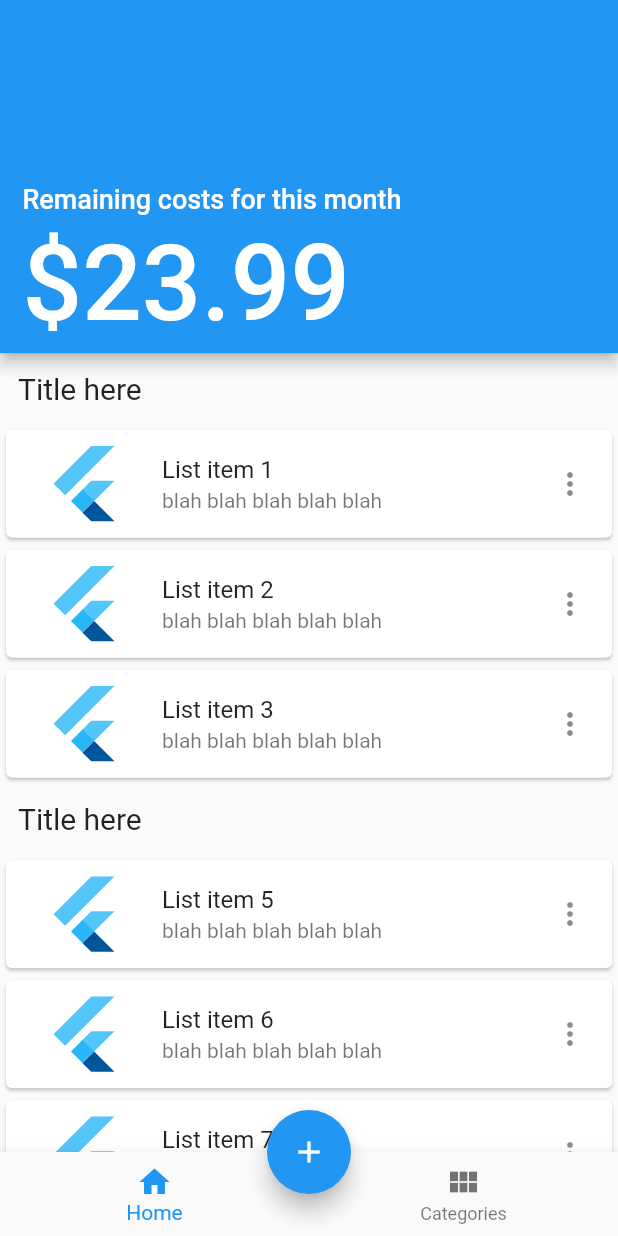
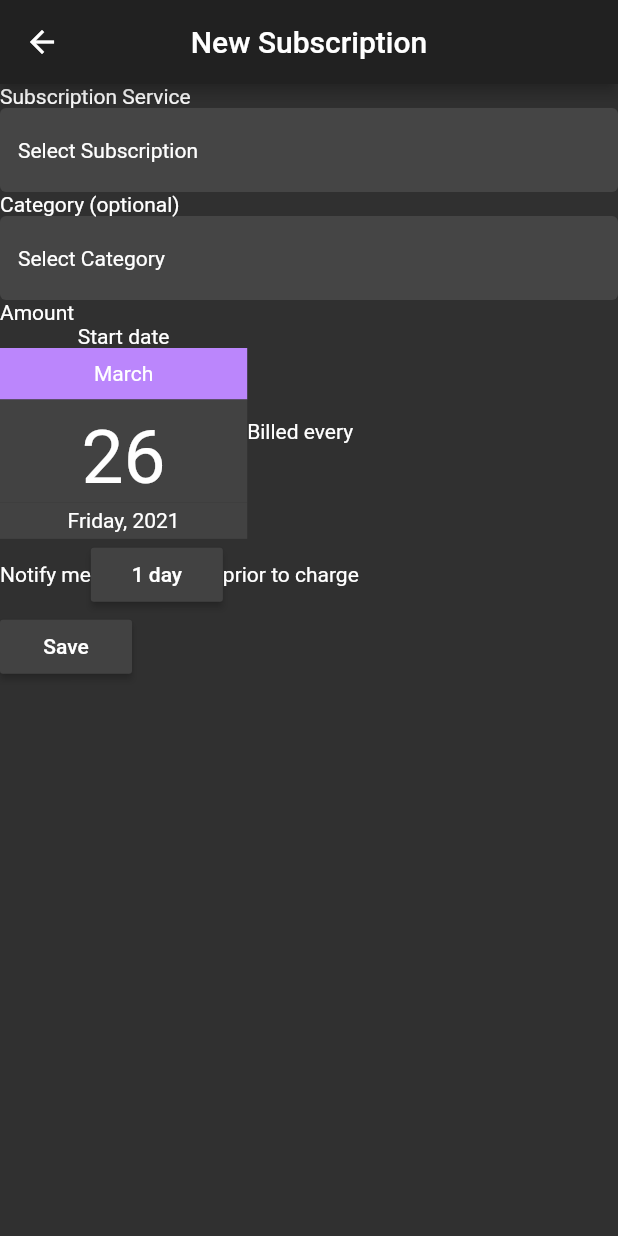
Before and after one commit to IanKirkham/subscription_manager, a Flutter app: the screen it shows after launch, after a tap on the "add" icon, on a phone screen of 412 x 824 dp. Run offline on Flutter 3.47's test engine with Material 2 defaults, Android fonts, the phone set to English and light mode, and no system bars; drawn by our look-alikes of dropdown_search.

Commit message:
Continued adding functionality to new_subscription page

```diff
--- a/lib/app.dart
+++ b/lib/app.dart
@@ -2,6 +2,7 @@ import 'package:flutter/material.dart';
 
 import 'screens/categories/categories.dart';
 import 'screens/home/home.dart';
+import 'screens/new_subscription/new_subscription.dart';
 import 'widgets/tab_item.dart';
 
 GlobalKey navBarGlobalKey = GlobalKey(debugLabel: 'bottomAppBar');
@@ -37,7 +38,15 @@ class _AppState extends State<App> {
           !await currentTab.navigatorKey.currentState.maybePop(),
       child: Scaffold(
         floatingActionButton: FloatingActionButton(
-          onPressed: () {},
+          onPressed: () {
+            // Navigator.push(
+            //   context,
+            //   MaterialPageRoute(
+            //     builder: (context) => NewSubscription(),
+            //   ),
+            // );
+            Navigator.of(context).push(_createRoute());
+          },
           tooltip: "New Subscription",
           child: Icon(Icons.add),
         ),
@@ -86,3 +95,21 @@ class _AppState extends State<App> {
         ),
       );
 }
+
+Route _createRoute() {
+  return PageRouteBuilder(
+    pageBuilder: (context, animation, secondaryAnimation) => NewSubscription(),
+    transitionsBuilder: (context, animation, secondaryAnimation, child) {
+      var begin = Offset(0.0, 1.0);
+      var end = Offset.zero;
+      var curve = Curves.ease;
+
+      var tween = Tween(begin: begin, end: end).chain(CurveTween(curve: curve));
+
+      return SlideTransition(
+        position: animation.drive(tween),
+        child: child,
+      );
+    },
+  );
+}
--- a/lib/main.dart
+++ b/lib/main.dart
@@ -17,21 +17,25 @@ class _MainState extends State<Main> {
     return MaterialApp(
       home: App(),
       theme: _theme(),
+      //theme: ThemeData.dark(),
     );
   }
 }
 
 ThemeData _theme() {
   return ThemeData(
+    colorScheme: ColorScheme.dark(),
+    accentColor: Color(0xFFBB86FC),
+    floatingActionButtonTheme: FloatingActionButtonThemeData(
+      foregroundColor: Colors.white,
+      backgroundColor: Color(0xFFBB86FC),
+    ),
     // primarySwatch: Colors.blue,
     // visualDensity: VisualDensity.adaptivePlatformDensity,
     // scaffoldBackgroundColor: Color(0xFF1F2C34),
     // bottomNavigationBarTheme: BottomNavigationBarThemeData(
-      //   backgroundColor: Color(0xFF2F3D46),
     //   selectedItemColor: Colors.white,
-      //   unselectedItemColor: Color(0xFF788388),
     //   showUnselectedLabels: true,
-      //   type: BottomNavigationBarType.fixed,
     //   elevation: 10,
     // ),
   );
--- /dev/null
+++ b/lib/models/listItem.dart
@@ -0,0 +1,18 @@
+import 'package:flutter/material.dart';
+
+class ListItem {
+  String name;
+  Icon icon;
+
+  ListItem({
+    @required this.name,
+    @required this.icon,
+  });
+
+  bool isEqual(ListItem model) {
+    return this?.name == model?.name;
+  }
+
+  @override
+  String toString() => name;
+}
--- /dev/null
+++ b/lib/models/subscription.dart
@@ -0,0 +1,13 @@
+import 'listItem.dart';
+
+class Subscription {
+  ListItem service;
+  String category;
+  double amount;
+  String currency;
+  String date; // change this to a date object or something?
+  String recurring;
+  int notify;
+  String subscriptionStart;
+  List<String> billingHistory;
+}
--- a/lib/screens/home/home.dart
+++ b/lib/screens/home/home.dart
@@ -1,4 +1,5 @@
 import 'package:flutter/material.dart';
+import 'package:subscription_manager/screens/subscription/subscription.dart';
 
 class Home extends StatelessWidget {
   @override
@@ -9,9 +10,9 @@ class Home extends StatelessWidget {
           physics: BouncingScrollPhysics(),
           slivers: [
             SliverAppBar(
-              snap: true,
+              //snap: true,
               forceElevated: true,
-              floating: true,
+              //floating: true,
               toolbarHeight: MediaQuery.of(context).size.height / 3.5,
               flexibleSpace: FlexibleSpaceBar(
                 centerTitle: false,
@@ -46,17 +47,45 @@ class Home extends StatelessWidget {
                   ),
                 );
               }
-
               return Card(
-                child: ListTile(
-                  onTap: () {
-                    Scaffold.of(context).showSnackBar(
-                        SnackBar(content: Text("Tapped item $index")));
-                  },
-                  leading: FlutterLogo(size: 72.0),
-                  title: Text("List item $index"),
-                  subtitle: Text("blah blah blah blah blah"),
-                  trailing: Icon(Icons.more_vert),
+                child: Container(
+                  height: MediaQuery.of(context).size.height / 10,
+                  child: Center(
+                    child: ListTile(
+                      onTap: () {
+                        // Scaffold.of(context).showSnackBar(
+                        //     SnackBar(content: Text("Tapped item $index")));
+                        Navigator.of(context).push(
+                          MaterialPageRoute(
+                            builder: (context) => SubscriptionView(),
+                          ),
+                        );
+                      },
+                      leading: FlutterLogo(size: 50.0),
+                      title: Text(
+                        "List item $index",
+                        style: TextStyle(fontSize: 18),
+                      ),
+                      //subtitle: Text("Billed on 3/18/21"),
+                      trailing: Column(
+                        mainAxisAlignment: MainAxisAlignment.center,
+                        crossAxisAlignment: CrossAxisAlignment.end,
+                        children: [
+                          Text(
+                            "\$9.99",
+                            style: TextStyle(fontSize: 18),
+                          ),
+                          SizedBox(height: 2),
+                          Text(
+                            "Billed on 3/18/21",
+                            style: TextStyle(
+                              fontSize: 16,
+                            ),
+                          ),
+                        ],
+                      ),
+                    ),
+                  ),
                 ),
               );
             })),
--- a/lib/screens/new_subscription/new_subscription.dart
+++ b/lib/screens/new_subscription/new_subscription.dart
@@ -0,0 +1,187 @@
+import 'package:dropdown_search/dropdown_search.dart';
+import 'package:flutter/material.dart';
+import 'package:intl/intl.dart';
+import 'package:subscription_manager/models/listItem.dart';
+
+class NewSubscription extends StatefulWidget {
+  @override
+  _NewSubscriptionState createState() => _NewSubscriptionState();
+}
+
+class _NewSubscriptionState extends State<NewSubscription> {
+  ListItem service;
+  ListItem category;
+  DateTime date;
+
+  _NewSubscriptionState() {
+    date = DateTime.now();
+  }
+
+  @override
+  Widget build(BuildContext context) {
+    return Scaffold(
+      appBar: AppBar(
+        centerTitle: true,
+        title: Text("New Subscription"),
+      ),
+      body: Column(
+        crossAxisAlignment: CrossAxisAlignment.start,
+        children: [
+          Text("Subscription Service"),
+          getDropdown(getServicesList(), "Subscription", service),
+          Text("Category (optional)"),
+          getDropdown(getCategoriesList(), "Category", category),
+          Text("Amount"),
+          Row(
+            children: [
+              Column(
+                children: [
+                  Text("Start date"),
+                  Container(
+                    width: MediaQuery.of(context).size.width / 2.5,
+                    child: Column(
+                      children: [
+                        Container(
+                          height: MediaQuery.of(context).size.height / 24,
+                          color: Color(0xFFBB86FC),
+                          child: Center(
+                              child: Text(DateFormat.MMMM().format(date))),
+                        ),
+                        Container(
+                          color: Color(0xFF424242),
+                          height: MediaQuery.of(context).size.height / 12,
+                          child: Align(
+                            alignment: Alignment.bottomCenter,
+                            child: Text(
+                              DateFormat.d().format(date),
+                              style: TextStyle(fontSize: 50),
+                            ),
+                          ),
+                        ),
+                        Container(
+                          color: Color(0xFF424242),
+                          height: MediaQuery.of(context).size.height / 34,
+                          child: Center(
+                            child: Text(DateFormat.EEEE().format(date) +
+                                ", " +
+                                DateFormat.y().format(date)),
+                          ),
+                        ),
+                      ],
+                    ),
+                  ),
+                ],
+              ),
+              Column(
+                children: [
+                  Text("Billed every"),
+                  Container(),
+                ],
+              ),
+            ],
+          ),
+          Row(
+            children: [
+              Text("Notify me"),
+              MaterialButton(
+                child: Text("1 day"),
+                onPressed: () {},
+                color: Color(0xFF424242),
+              ),
+              Text("prior to charge"),
+            ],
+          ),
+          MaterialButton(
+            child: Text("Save"),
+            onPressed: () {},
+            color: Color(0xFF424242),
+          ),
+        ],
+      ),
+    );
+  }
+
+  Container getDropdown(List<ListItem> items, String title, ListItem current) {
+    return Container(
+      //margin: EdgeInsets.all(12),
+      child: DropdownSearch<ListItem>(
+        showSelectedItem: true,
+        autoFocusSearchBox: true,
+        items: items,
+        onChanged: (newItem) {
+          setState(() {
+            if (title == "Subscription") {
+              this.service = newItem;
+            } else {
+              this.category = newItem;
+            }
+          });
+        },
+        compareFn: (ListItem i, ListItem s) => i.isEqual(s),
+        showSearchBox: true,
+        popupTitle: Padding(
+          padding: const EdgeInsets.all(8.0),
+          child: Center(child: Text(title, style: TextStyle(fontSize: 28))),
+        ),
+        popupItemBuilder: (context, item, isSelected) {
+          return Container(
+            margin: EdgeInsets.symmetric(horizontal: 8),
+            decoration: !isSelected
+                ? null
+                : BoxDecoration(
+                    border: Border.all(color: Theme.of(context).primaryColor),
+                    borderRadius: BorderRadius.circular(5),
+                  ),
+            child: ListTile(
+              selected: isSelected,
+              title: Text(item.name),
+              leading: item.icon,
+            ),
+          );
+        },
+        dropdownBuilder: (context, selectedItem, itemAsString) {
+          if (current == null) {
+            return Text("Select " + title);
+          }
+          return Text(selectedItem.name);
+        },
+        dropdownSearchDecoration: InputDecoration(
+          enabledBorder: OutlineInputBorder(
+            borderSide: BorderSide(color: Colors.transparent),
+          ),
+          floatingLabelBehavior: FloatingLabelBehavior.never,
+          prefixIcon: current == null ? null : current.icon,
+          filled: true,
+        ),
+        dropDownButton: DropdownButton(
+          items: [],
+          onChanged: null,
+          iconSize: 0.0,
+        ),
+        emptyBuilder: (context, string) {
+          return Container(
+            child: Center(
+              child: Text("No Results"),
+            ),
+          );
+        },
+      ),
+    );
+  }
+
+  List<ListItem> getServicesList() {
+    List<ListItem> services = [];
+    for (int i = 0; i < 10; i++) {
+      services.add(ListItem(name: "Service $i", icon: Icon(Icons.ac_unit)));
+    }
+    return services;
+  }
+
+  List<ListItem> getCategoriesList() {
+    List<ListItem> categories = [];
+    for (int i = 0; i < 10; i++) {
+      categories.add(ListItem(name: "Category $i", icon: Icon(Icons.alarm)));
+    }
+    return categories;
+  }
+}
--- a/lib/screens/subscription/subscription.dart
+++ b/lib/screens/subscription/subscription.dart
@@ -0,0 +1,20 @@
+import 'package:flutter/material.dart';
+
+class SubscriptionView extends StatefulWidget {
+  @override
+  _SubscriptionViewState createState() => _SubscriptionViewState();
+}
+
+class _SubscriptionViewState extends State<SubscriptionView> {
+  @override
+  Widget build(BuildContext context) {
+    return Scaffold(
+      appBar: AppBar(),
+      body: Container(
+        child: Center(
+          child: Text("subscription page"),
+        ),
+      ),
+    );
+  }
+}
--- a/pubspec.yaml
+++ b/pubspec.yaml
@@ -23,6 +23,8 @@ environment:
 dependencies:
   flutter:
     sdk: flutter
+  dropdown_search: ^0.4.8
+  intl: ^0.16.1
 
   # The following adds the Cupertino Icons font to your application.
   # Use with the CupertinoIcons class for iOS style icons.
```
Also changed, not shown: pubspec.lock. Lines whose indentation alone changed are shown as unchanged.
